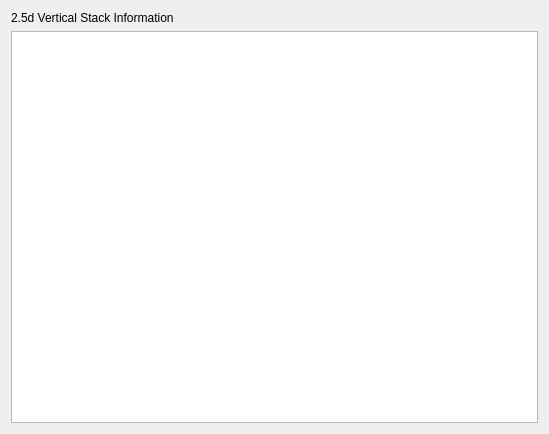
Above: src/laybasic/laybasic/D25TechnologyComponentEditor.ui from KLayout/klayout before the change. Below: the same form after it.
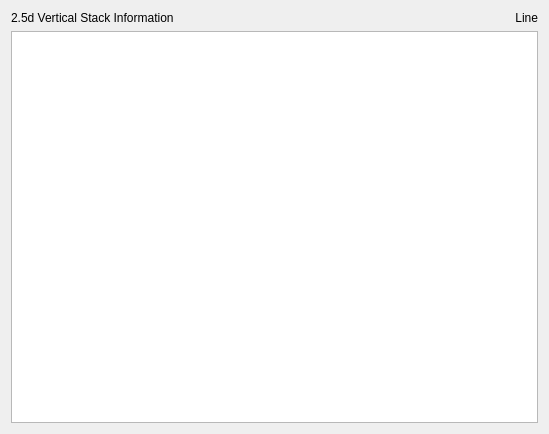
That is the form after the change.

Commit message: D25 tech component editor: line numbers shown, more syntax variants

What changed in the file:
```diff
--- a/src/laybasic/laybasic/D25TechnologyComponentEditor.ui
+++ b/src/laybasic/laybasic/D25TechnologyComponentEditor.ui
@@ -13,15 +13,31 @@
   <property name="windowTitle">
    <string>Settings</string>
   </property>
-  <layout class="QVBoxLayout" name="verticalLayout">
-   <item>
+  <layout class="QGridLayout" name="gridLayout">
+   <item row="0" column="0">
     <widget class="QLabel" name="label">
      <property name="text">
       <string>2.5d Vertical Stack Information</string>
      </property>
     </widget>
    </item>
-   <item>
+   <item row="0" column="1">
+    <widget class="QLabel" name="lnum_label">
+     <property name="sizePolicy">
+      <sizepolicy hsizetype="Fixed" vsizetype="Preferred">
+       <horstretch>0</horstretch>
+       <verstretch>0</verstretch>
+      </sizepolicy>
+     </property>
+     <property name="text">
+      <string>Line</string>
+     </property>
+     <property name="alignment">
+      <set>Qt::AlignRight|Qt::AlignTrailing|Qt::AlignVCenter</set>
+     </property>
+    </widget>
+   </item>
+   <item row="1" column="0" colspan="2">
     <widget class="QTextEdit" name="src_te">
      <property name="font">
       <font>
```
The commit also changes 5 other files.
